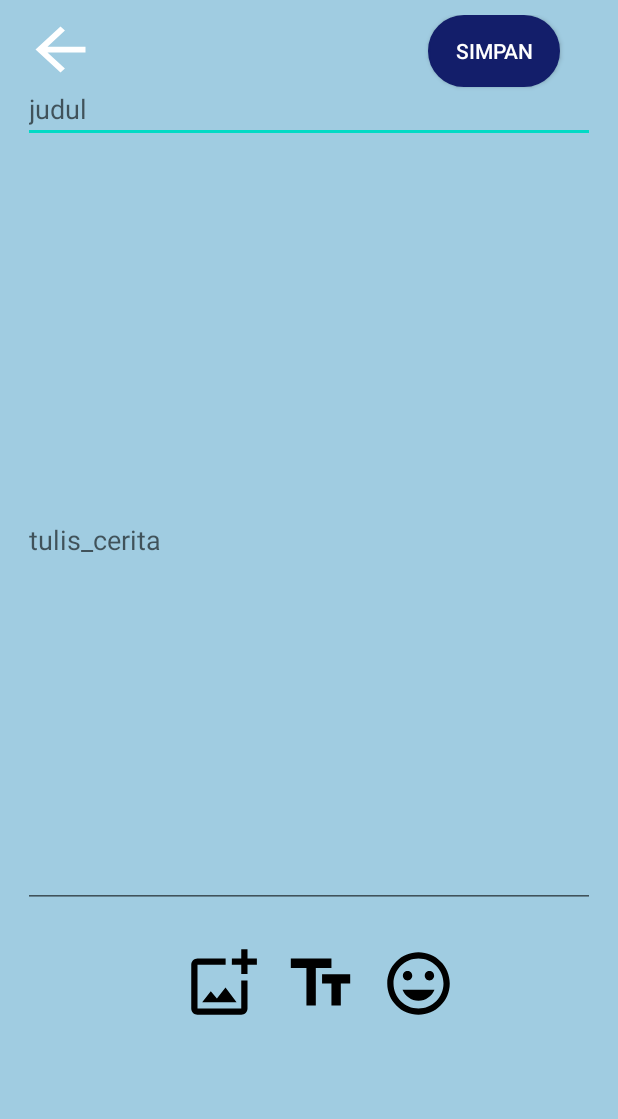
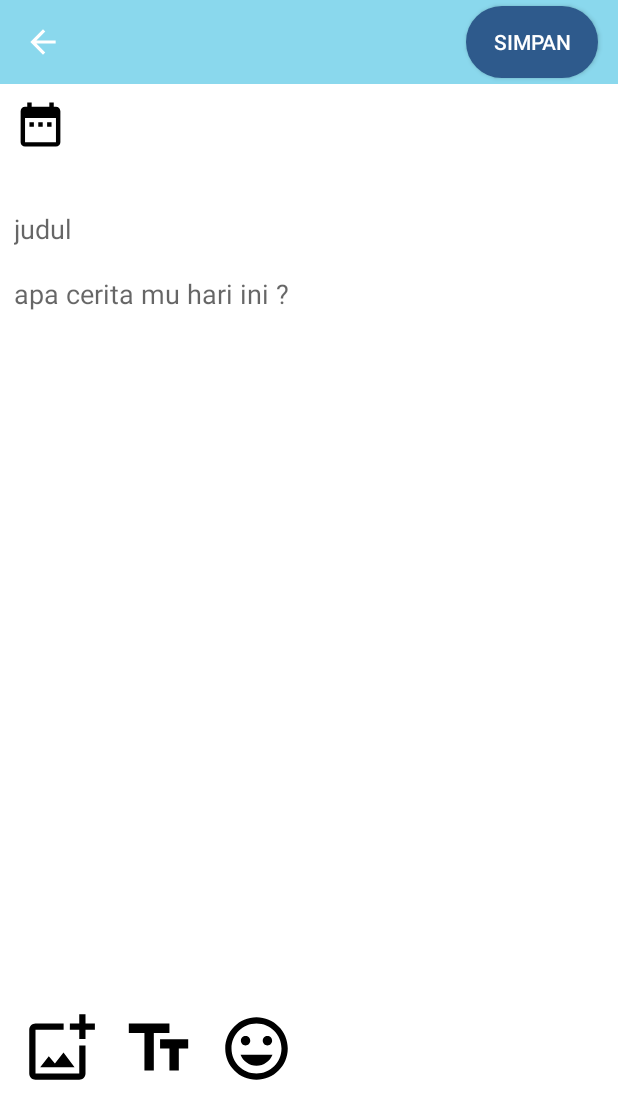
Before and after one commit to asbiqalalawi/SecretDiary, an Android app: the StoryActivity screen opened directly, with no data from a screen before it, on a phone screen of 412 x 824 dp. Shown: the top 1119 px of the screen. Run offline under Robolectric (Android 15) with nearby library versions, the phone set to English and light mode, and no system bars.

Commit message:
update layout

```diff
--- a/app/build.gradle
+++ b/app/build.gradle
@@ -32,6 +32,7 @@ dependencies {
     implementation 'androidx.appcompat:appcompat:1.2.0'
     implementation 'com.google.android.material:material:1.1.0'
     implementation 'androidx.constraintlayout:constraintlayout:2.0.4'
+    implementation 'androidx.legacy:legacy-support-v4:1.0.0'
     testImplementation 'junit:junit:4.+'
     androidTestImplementation 'androidx.test.ext:junit:1.1.2'
     androidTestImplementation 'androidx.test.espresso:espresso-core:3.3.0'
--- a/app/src/main/res/drawable/button.xml
+++ b/app/src/main/res/drawable/button.xml
@@ -1,6 +1,6 @@
 <?xml version="1.0" encoding="utf-8"?>
 <shape android:shape="rectangle" xmlns:android="http://schemas.android.com/apk/res/android">
-    <stroke android:width="1dp" android:color="#131E6A"/>
+    <stroke android:width="1dp" android:color="#2E5A8C"/>
     <corners android:radius="60dp"/>
-    <solid android:color="#131E6A"/>
+    <solid android:color="#2E5A8C"/>
 </shape>
--- /dev/null
+++ b/app/src/main/res/drawable/ic_date_range_black_18dp__1_.xml
@@ -0,0 +1,9 @@
+<vector xmlns:android="http://schemas.android.com/apk/res/android"
+    android:width="18dp"
+    android:height="18dp"
+    android:viewportWidth="24"
+    android:viewportHeight="24">
+  <path
+      android:pathData="M9,11L7,11v2h2v-2zM13,11h-2v2h2v-2zM17,11h-2v2h2v-2zM19,4h-1L18,2h-2v2L8,4L8,2L6,2v2L5,4c-1.11,0 -1.99,0.9 -1.99,2L3,20c0,1.1 0.89,2 2,2h14c1.1,0 2,-0.9 2,-2L21,6c0,-1.1 -0.9,-2 -2,-2zM19,20L5,20L5,9h14v11z"
+      android:fillColor="#000000"/>
+</vector>
--- a/app/src/main/res/layout/activity_story.xml
+++ b/app/src/main/res/layout/activity_story.xml
@@ -4,86 +4,96 @@
     xmlns:tools="http://schemas.android.com/tools"
     android:layout_width="match_parent"
     android:layout_height="match_parent"
-    android:background="#A0CCE1"
+    android:background="#FFFFFF"
     android:orientation="vertical"
-    android:paddingTop="10dp"
-    android:paddingRight="15dp"
-    android:paddingLeft="15dp"
-    android:paddingBottom="10dp"
     tools:context=".StoryActivity">
+    <androidx.appcompat.widget.Toolbar
+        android:id="@+id/toolbar"
+        android:layout_height="?attr/actionBarSize"
+        android:background="@color/blue"
+        android:layout_width="match_parent"
+        app:layout_scrollFlags="scroll|enterAlways">
 
-    <LinearLayout
-        android:layout_width="401dp"
-        android:layout_height="661dp"
-        android:orientation="horizontal"
-        app:layout_constraintVertical_bias="1.0"
-        tools:ignore="MissingConstraints">
 
         <androidx.appcompat.widget.AppCompatButton
             android:id="@+id/btn_kembali"
-            android:layout_width="50dp"
-            android:layout_height="46dp"
+            android:layout_width="25dp"
+            android:layout_height="25dp"
             android:layout_gravity="left"
-            android:background="@drawable/ic_arrow_back_white_18dp"
-            tools:ignore="RtlHardcoded" />
+            android:backgroundTint="@color/white"
+            android:background="@drawable/ic_arrow_back_white_18dp" />
+
 
         <androidx.appcompat.widget.AppCompatButton
             android:id="@+id/btn_simpanCerita"
             android:layout_width="wrap_content"
             android:layout_height="wrap_content"
-            android:layout_marginStart="220dp"
+            android:layout_marginStart="285dp"
             android:background="@drawable/button"
             android:text="@string/simpan"
             android:textColor="#FFFFFF" />
 
-    </LinearLayout>
 
-    <LinearLayout
-        android:layout_width="411dp"
-        android:layout_height="733dp"
+    </androidx.appcompat.widget.Toolbar>
+
+       <LinearLayout
+        android:layout_width="match_parent"
+        android:layout_height="wrap_content"
         android:orientation="vertical"
         tools:ignore="MissingConstraints"
-        android:paddingTop="20dp"
+        android:paddingTop="35dp"
         tools:layout_editor_absoluteY="-17dp">
+           <androidx.appcompat.widget.AppCompatButton
+               android:id="@+id/btn_tgl"
+               android:layout_marginVertical="30dp"
+               android:layout_marginStart="9dp"
+               android:layout_height="35dp"
+               android:layout_width="35dp"
+               android:background="@drawable/ic_date_range_black_18dp__1_"
+               />
 
         <androidx.appcompat.widget.AppCompatEditText
             android:id="@+id/et_editJudul"
             android:layout_width="match_parent"
             android:layout_height="wrap_content"
-            android:layout_marginVertical="20dp"
             android:hint="@string/judul"
-            android:inputType="text"
+            android:inputType="textShortMessage"
+            android:padding="9dp"
+            android:background="#ffffff"
             tools:ignore="MissingConstraints" />
 
         <androidx.appcompat.widget.AppCompatEditText
             android:id="@+id/et_editCerita"
             android:layout_width="match_parent"
-            android:layout_height="490dp"
+            android:layout_height="500dp"
             android:hint="@string/tulis_cerita"
+            android:background="#ffffff"
+            android:gravity="top|start"
+            android:padding="9dp"
             android:inputType="textMultiLine" />
-
         <LinearLayout
-            android:layout_width="wrap_content"
+            android:id="@+id/btmBar"
+            android:layout_width="match_parent"
             android:layout_height="wrap_content"
-            android:layout_gravity="center"
-            android:layout_marginTop="25dp"
-            android:orientation="horizontal">
-
+            android:gravity="bottom"
+            tools:ignore="BottomAppBar">
             <androidx.appcompat.widget.AppCompatButton
                 android:id="@+id/btn_foto"
                 style="@style/IconCerita"
                 android:background="@drawable/ic_add_photo_alternate_black_18dp" />
 
             <androidx.appcompat.widget.AppCompatButton
-                android:id="@+id/btn_font"
+                android:id="@+id/btn_text"
                 style="@style/IconCerita"
                 android:background="@drawable/ic_text_fields_black_18dp" />
 
             <androidx.appcompat.widget.AppCompatButton
                 style="@style/IconCerita"
                 android:background="@drawable/ic_mood_black_18dp" />
+        </LinearLayout>
 
-        </LinearLayout>
+
+
     </LinearLayout>
 
 
--- a/app/src/main/res/values/strings.xml
+++ b/app/src/main/res/values/strings.xml
@@ -4,8 +4,7 @@
     <string name="hello_blank_fragment">Hello blank fragment</string>
     <string name="simpan">simpan</string>
     <string name="judul">judul</string>
-    <string name="tulis_cerita">tulis_cerita</string>
-    <string name="pengingat_diary">Pengingat Diary</string>
+    <string name="tulis_cerita">apa cerita mu hari ini ?</string>
     <string name="my_profil">Profil Saya</string>
     <string name="ubah_kata_sandi">Ubah Kata Sandi</string>
     <string name="ubah_tema">Ubah Tema</string>
@@ -13,4 +12,8 @@
     <string name="oke">oke</string>
     <string name="lupa_kata_sandi">lupa kata sandi ?</string>
     <string name="masukkan_kata_sandi">masukkan kata sandi</string>
+    <string name="masukkan_kata_sandi_baru">Masukkan Kata Sandi Baru</string>
+    <string name="pengingat_diari">Pengingat Diari</string>
+    <string name="atur_waktu">Atur Waktu</string>
+    <string name="pengingat_diary">Pengingat Diary</string>
 </resources>
```
Also changed, not shown: app/src/main/AndroidManifest.xml (+6 -5 lines), app/src/main/java/com/example/secretdiary/BuatPassActivity.java (added, +14 -0 lines), app/src/main/java/com/example/secretdiary/PengingatActvity.java (added, +14 -0 lines), app/src/main/java/com/example/secretdiary/TambahFotoFragment.java (added, +64 -0 lines), app/src/main/java/com/example/secretdiary/TextFragment.java (added, +64 -0 lines), app/src/main/res/drawable/ic_access_time_black_18dp.xml (added, +12 -0 lines), app/src/main/res/drawable/ic_photo_camera_black_18dp.xml (added, +9 -0 lines), app/src/main/res/drawable/ic_photo_library_black_18dp__1_.xml (added, +9 -0 lines), app/src/main/res/layout/activity_buat_pass.xml (added, +53 -0 lines), app/src/main/res/layout/activity_pengingat_actvity.xml (added, +74 -0 lines), app/src/main/res/layout/fragment_tambah_foto.xml (added, +70 -0 lines), app/src/main/res/layout/fragment_text.xml (added, +36 -0 lines).
